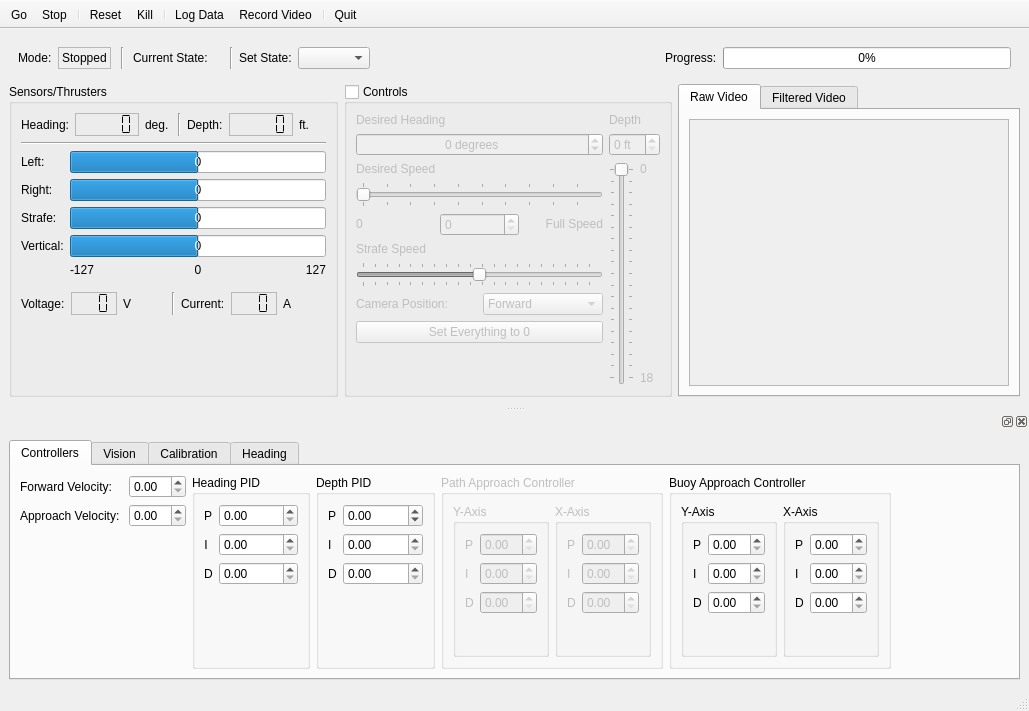
Above: dashboard/dashboard.ui from mtboswell/mtboswell-auvc2 before the change. Below: the same form after it.
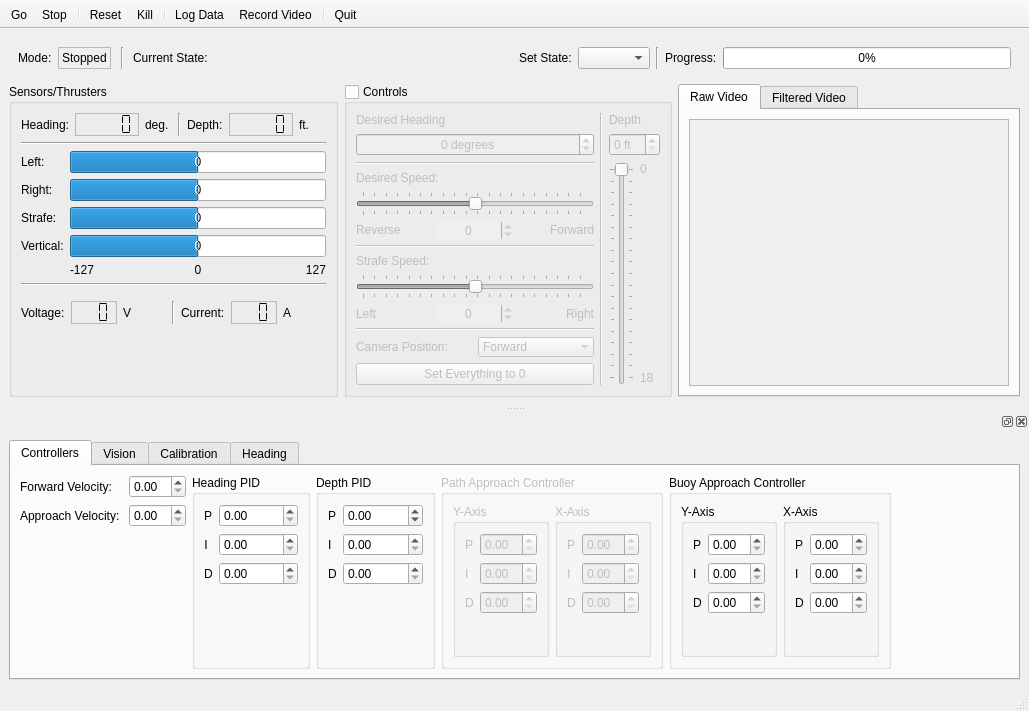
That is the form after the change.

Commit message: Added servo reset, Dashboard RC, lots of fixes.

Diff of the .ui file:
```diff
--- a/dashboard/dashboard.ui
+++ b/dashboard/dashboard.ui
@@ -24,7 +24,7 @@
    </size>
   </property>
   <property name="windowTitle">
-   <string>AUVC Dashboard V0.5b</string>
+   <string>AUVC Dashboard V1.0 Beta</string>
   </property>
   <widget class="QWidget" name="centralwidget">
    <property name="sizePolicy">
@@ -79,29 +79,14 @@
        </item>
        <item>
         <widget class="QLabel" name="stateLabel">
-         <property name="text">
-          <string>   </string>
+         <property name="minimumSize">
+          <size>
+           <width>10</width>
+           <height>0</height>
+          </size>
          </property>
-        </widget>
-       </item>
-       <item>
-        <widget class="Line" name="line_5">
-         <property name="orientation">
-          <enum>Qt::Vertical</enum>
-         </property>
-        </widget>
-       </item>
-       <item>
-        <widget class="QLabel" name="label_27">
          <property name="text">
-          <string>Set State:</string>
-         </property>
-        </widget>
-       </item>
-       <item>
-        <widget class="QComboBox" name="stateComboBox">
-         <property name="sizeAdjustPolicy">
-          <enum>QComboBox::AdjustToContents</enum>
+          <string/>
          </property>
         </widget>
        </item>
@@ -118,6 +103,27 @@
          </property>
         </spacer>
        </item>
+       <item>
+        <widget class="QLabel" name="label_27">
+         <property name="text">
+          <string>Set State:</string>
+         </property>
+        </widget>
+       </item>
+       <item>
+        <widget class="QComboBox" name="stateComboBox">
+         <property name="sizeAdjustPolicy">
+          <enum>QComboBox::AdjustToContents</enum>
+         </property>
+        </widget>
+       </item>
+       <item>
+        <widget class="Line" name="line_5">
+         <property name="orientation">
+          <enum>Qt::Vertical</enum>
+         </property>
+        </widget>
+       </item>
        <item>
         <widget class="QLabel" name="label_4">
          <property name="text">
@@ -130,6 +136,9 @@
          <property name="value">
           <number>0</number>
          </property>
+         <property name="invertedAppearance">
+          <bool>false</bool>
+         </property>
         </widget>
        </item>
       </layout>
@@ -369,6 +378,13 @@
            </item>
           </layout>
          </item>
+         <item>
+          <widget class="Line" name="line_10">
+           <property name="orientation">
+            <enum>Qt::Horizontal</enum>
+           </property>
+          </widget>
+         </item>
          <item>
           <widget class="QWidget" name="thrusterPowerWidget" native="true">
            <layout class="QHBoxLayout" name="horizontalLayout_13">
@@ -500,7 +516,7 @@
          <bool>false</bool>
         </property>
         <layout class="QGridLayout" name="gridLayout">
-         <item row="0" column="1">
+         <item row="0" column="2">
           <layout class="QVBoxLayout" name="desiredDepthVerticalLayout">
            <item>
             <widget class="QLabel" name="desiredDepthLabel">
@@ -611,6 +627,13 @@
              </property>
             </widget>
            </item>
+           <item>
+            <widget class="Line" name="line_6">
+             <property name="orientation">
+              <enum>Qt::Horizontal</enum>
+             </property>
+            </widget>
+           </item>
            <item>
             <widget class="QLabel" name="desiredSpeedLabel">
              <property name="sizePolicy">
@@ -620,7 +643,7 @@
               </sizepolicy>
              </property>
              <property name="text">
-              <string>Desired Speed</string>
+              <string>Desired Speed:</string>
              </property>
             </widget>
            </item>
@@ -632,6 +655,9 @@
              <property name="toolTip">
               <string>Go Faster!</string>
              </property>
+             <property name="minimum">
+              <number>-127</number>
+             </property>
              <property name="maximum">
               <number>127</number>
              </property>
@@ -663,12 +689,25 @@
                 </sizepolicy>
                </property>
                <property name="text">
-                <string>0</string>
+                <string>Reverse</string>
                </property>
               </widget>
              </item>
              <item>
-              <widget class="QSpinBox" name="desiredSpeedSpinBox"/>
+              <widget class="QSpinBox" name="desiredSpeedSpinBox">
+               <property name="frame">
+                <bool>false</bool>
+               </property>
+               <property name="alignment">
+                <set>Qt::AlignCenter</set>
+               </property>
+               <property name="minimum">
+                <number>-127</number>
+               </property>
+               <property name="maximum">
+                <number>127</number>
+               </property>
+              </widget>
              </item>
              <item>
               <widget class="QLabel" name="maxSpeedLabel">
@@ -679,7 +718,7 @@
                 </sizepolicy>
                </property>
                <property name="text">
-                <string>Full Speed</string>
+                <string>Forward</string>
                </property>
                <property name="alignment">
                 <set>Qt::AlignRight|Qt::AlignTrailing|Qt::AlignVCenter</set>
@@ -688,10 +727,17 @@
              </item>
             </layout>
            </item>
+           <item>
+            <widget class="Line" name="line_7">
+             <property name="orientation">
+              <enum>Qt::Horizontal</enum>
+             </property>
+            </widget>
+           </item>
            <item>
             <widget class="QLabel" name="label_28">
              <property name="text">
-              <string>Strafe Speed</string>
+              <string>Strafe Speed:</string>
              </property>
             </widget>
            </item>
@@ -714,6 +760,50 @@
              </property>
             </widget>
            </item>
+           <item>
+            <layout class="QHBoxLayout" name="horizontalLayout_14">
+             <item>
+              <widget class="QLabel" name="label_30">
+               <property name="text">
+                <string>Left</string>
+               </property>
+              </widget>
+             </item>
+             <item>
+              <widget class="QSpinBox" name="spinBox">
+               <property name="frame">
+                <bool>false</bool>
+               </property>
+               <property name="alignment">
+                <set>Qt::AlignCenter</set>
+               </property>
+               <property name="minimum">
+                <number>-127</number>
+               </property>
+               <property name="maximum">
+                <number>127</number>
+               </property>
+              </widget>
+             </item>
+             <item>
+              <widget class="QLabel" name="label_29">
+               <property name="text">
+                <string>Right</string>
+               </property>
+               <property name="alignment">
+                <set>Qt::AlignRight|Qt::AlignTrailing|Qt::AlignVCenter</set>
+               </property>
+              </widget>
+             </item>
+            </layout>
+           </item>
+           <item>
+            <widget class="Line" name="line_8">
+             <property name="orientation">
+              <enum>Qt::Horizontal</enum>
+             </property>
+            </widget>
+           </item>
            <item>
             <layout class="QHBoxLayout" name="horizontalLayout_7">
              <item>
@@ -728,6 +818,9 @@
                <property name="enabled">
                 <bool>false</bool>
                </property>
+               <property name="frame">
+                <bool>false</bool>
+               </property>
                <item>
                 <property name="text">
                  <string>Forward</string>
@@ -769,6 +862,13 @@
            </item>
           </layout>
          </item>
+         <item row="0" column="1">
+          <widget class="Line" name="line_9">
+           <property name="orientation">
+            <enum>Qt::Vertical</enum>
+           </property>
+          </widget>
+         </item>
         </layout>
        </widget>
       </item>
```
Left out of the diff: 48 changed lines with no effect on the pictures. The commit also changes 24 other files.
